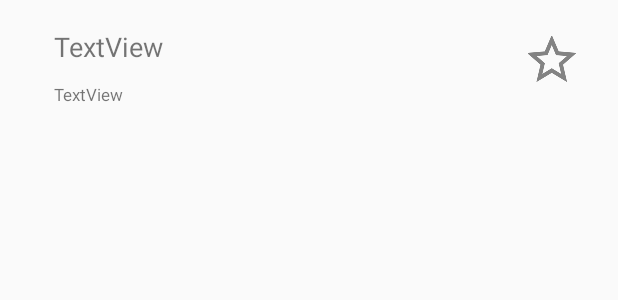
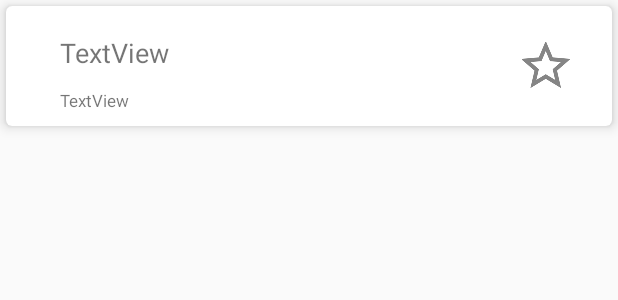
Before and after one commit to Xiao-pei/2WeiMaKaBao, an Android app: the layout list_item_main.xml on its own in the app's theme, with its tools: preview values and no code run, on a phone screen of 412 x 824 dp. Shown: the top 300 px of the screen. Run offline under Robolectric (Android 15) with nearby library versions, the phone set to English and light mode, and no system bars.

```diff
--- a/app/build.gradle
+++ b/app/build.gradle
@@ -31,4 +31,5 @@ dependencies {
     compile 'com.google.zxing:core:3.2.1'
     compile 'com.journeyapps:zxing-android-embedded:3.2.0@aar'
     implementation 'com.google.code.gson:gson:2.8.5'
+    implementation 'com.android.support:cardview-v7:27.1.1'
 }
--- a/app/src/main/java/com/a1466387944/a2weimakabao/AdapterMain.java
+++ b/app/src/main/java/com/a1466387944/a2weimakabao/AdapterMain.java
@@ -1,6 +1,8 @@
 package com.a1466387944.a2weimakabao;
 
 import android.content.Context;
+import android.graphics.Color;
+import android.support.v7.widget.CardView;
 import android.support.v7.widget.RecyclerView;
 import android.view.LayoutInflater;
 import android.view.View;
@@ -19,11 +21,11 @@ public class AdapterMain extends RecyclerView.Adapter<AdapterMain.MyViewHolder>
     ArrayList<BarcodeClass> barcodeClasses;
     private MyClickItemListener itemListener;
     private MyClickItemListener starButtonListener;
-
     public static class MyViewHolder extends RecyclerView.ViewHolder {
         public TextView name_textview;
         public TextView info_textview;
         public ImageButton star_button;
+        public CardView card_view;
         public MyViewHolder(View v) {
             super(v);
         }
@@ -43,6 +45,7 @@ public class AdapterMain extends RecyclerView.Adapter<AdapterMain.MyViewHolder>
         myViewHolder.info_textview = view.findViewById(R.id.text_info_item);
         myViewHolder.name_textview = view.findViewById(R.id.text_name_item);
         myViewHolder.star_button = view.findViewById(R.id.button_star);
+        myViewHolder.card_view = view.findViewById(R.id.card_view);
 
         return myViewHolder;
     }
--- a/app/src/main/res/layout/list_item_main.xml
+++ b/app/src/main/res/layout/list_item_main.xml
@@ -1,10 +1,20 @@
 <?xml version="1.0" encoding="utf-8"?>
+<android.support.v7.widget.CardView
+        xmlns:android="http://schemas.android.com/apk/res/android"
+        xmlns:tools="http://schemas.android.com/tools"
+        xmlns:card_view="http://schemas.android.com/apk/res-auto"
+        android:id="@+id/card_view"
+        android:layout_width="match_parent"
+        android:layout_height="80dp"
+        android:layout_margin="4dp"
+        android:layout_marginBottom="9dp"
+        card_view:cardElevation="5dp"
+        card_view:cardCornerRadius="4dp">
+
     <android.support.constraint.ConstraintLayout
-        xmlns:android="http://schemas.android.com/apk/res/android"
             xmlns:app="http://schemas.android.com/apk/res-auto"
-        xmlns:tools="http://schemas.android.com/tools"
             android:layout_width="match_parent"
-        android:layout_height="80dp">
+            android:layout_height="match_parent">
 
         <TextView
                 android:text="TextView"
@@ -43,3 +53,4 @@
                 app:layout_constraintEnd_toEndOf="parent"/>
 
     </android.support.constraint.ConstraintLayout>
+</android.support.v7.widget.CardView>
```
Lines whose indentation alone changed are shown as unchanged.
